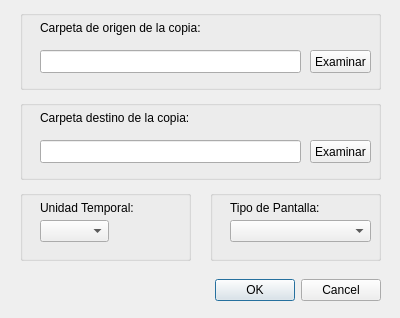
Qt form PyQt/ui_files/ConfigurationWindow.ui (Gravel520/Copia_Clasificacion) before a commit.
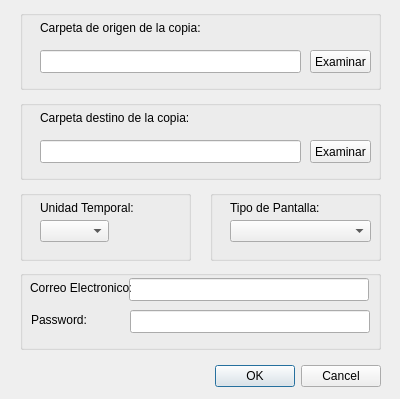
The same form after that commit.

Commit message: Actualización 12/04/26. Acción Compartir ok. Por email y por enlace.

What changed in the file:
```diff
--- a/PyQt/ui_files/ConfigurationWindow.ui
+++ b/PyQt/ui_files/ConfigurationWindow.ui
@@ -7,7 +7,7 @@
     <x>0</x>
     <y>0</y>
     <width>400</width>
-    <height>318</height>
+    <height>399</height>
    </rect>
   </property>
   <property name="windowTitle">
@@ -17,7 +17,7 @@
    <property name="geometry">
     <rect>
      <x>210</x>
-     <y>274</y>
+     <y>360</y>
      <width>171</width>
      <height>32</height>
     </rect>
@@ -187,6 +187,74 @@
     </property>
    </widget>
   </widget>
+  <widget class="QGroupBox" name="gb_compartir">
+   <property name="geometry">
+    <rect>
+     <x>20</x>
+     <y>270</y>
+     <width>361</width>
+     <height>80</height>
+    </rect>
+   </property>
+   <property name="title">
+    <string/>
+   </property>
+   <widget class="QLineEdit" name="txt_correo">
+    <property name="geometry">
+     <rect>
+      <x>109</x>
+      <y>8</y>
+      <width>240</width>
+      <height>23</height>
+     </rect>
+    </property>
+    <property name="text">
+     <string/>
+    </property>
+   </widget>
+   <widget class="QLabel" name="label_6">
+    <property name="geometry">
+     <rect>
+      <x>10</x>
+      <y>10</y>
+      <width>101</width>
+      <height>16</height>
+     </rect>
+    </property>
+    <property name="text">
+     <string>Correo Electronico:</string>
+    </property>
+   </widget>
+   <widget class="QLabel" name="label_7">
+    <property name="geometry">
+     <rect>
+      <x>11</x>
+      <y>42</y>
+      <width>91</width>
+      <height>16</height>
+     </rect>
+    </property>
+    <property name="text">
+     <string>Password:</string>
+    </property>
+   </widget>
+   <widget class="QLineEdit" name="txt_password">
+    <property name="geometry">
+     <rect>
+      <x>110</x>
+      <y>40</y>
+      <width>240</width>
+      <height>23</height>
+     </rect>
+    </property>
+    <property name="text">
+     <string/>
+    </property>
+    <property name="echoMode">
+     <enum>QLineEdit::Password</enum>
+    </property>
+   </widget>
+  </widget>
  </widget>
  <resources/>
  <connections>
```
The commit also changes 13 other files.
